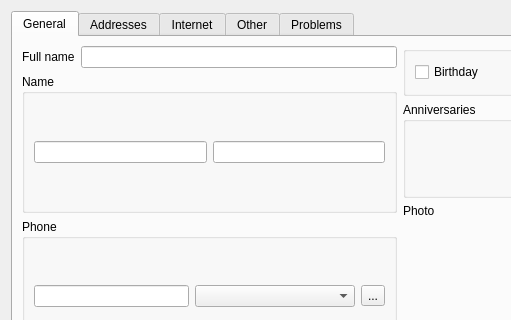
Above: app/contactdialog.ui from DarkHobbit/doublecontact before the change; both pictures show x 0 to 511 and y 0 to 320 of the 800 by 580 pixel window. Below: the same form after it.
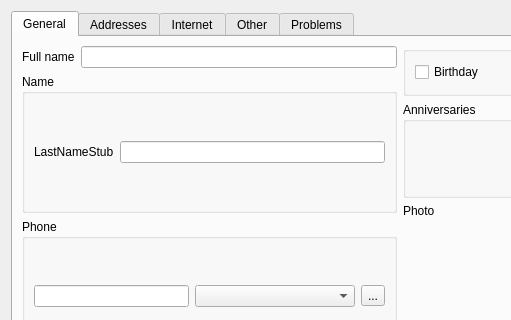
That is the form after the change. Icons and pictures are not drawn.

Commit message: In contact edit window, name components are corresponded by labels

The edit to the form file:
```diff
--- a/app/contactdialog.ui
+++ b/app/contactdialog.ui
@@ -46,11 +46,15 @@
             <string>Name</string>
            </property>
            <layout class="QGridLayout" name="layNames">
-            <item row="0" column="0">
+            <item row="0" column="1">
              <widget class="QLineEdit" name="leName1"/>
             </item>
-            <item row="0" column="1">
-             <widget class="QLineEdit" name="leName2"/>
+            <item row="0" column="0">
+             <widget class="QLabel" name="lbName1">
+              <property name="text">
+               <string notr="true">LastNameStub</string>
+              </property>
+             </widget>
             </item>
            </layout>
           </widget>
```
The commit also changes 5 other files.
